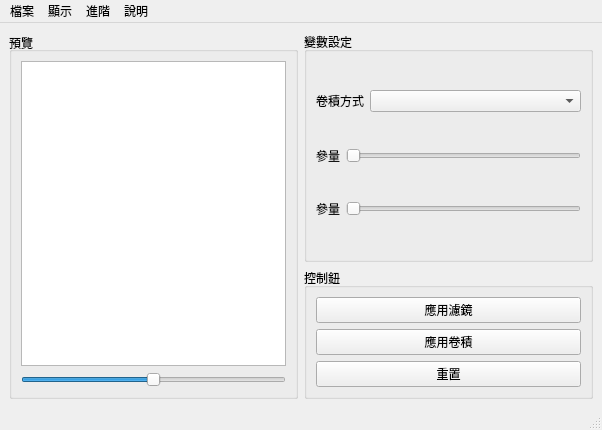
yepengpeng-1/2019-2020-autumn-semester, file SE-342/assignments/ass1/src/ConvolutionExample/mainwindow.ui: the form before one commit.
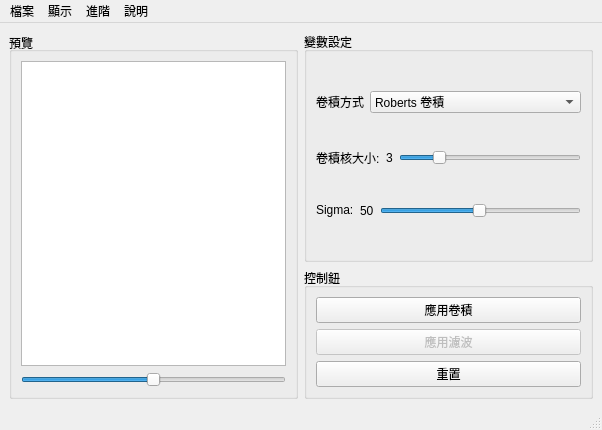
The form after the commit.

```diff
--- a/SE-342/assignments/ass1/src/ConvolutionExample/mainwindow.ui
+++ b/SE-342/assignments/ass1/src/ConvolutionExample/mainwindow.ui
@@ -89,7 +89,38 @@
             </widget>
            </item>
            <item>
-            <widget class="QComboBox" name="comboBox"/>
+            <widget class="QComboBox" name="comboBox">
+             <item>
+              <property name="text">
+               <string>Roberts 卷積</string>
+              </property>
+             </item>
+             <item>
+              <property name="text">
+               <string>Prewitt 卷積</string>
+              </property>
+             </item>
+             <item>
+              <property name="text">
+               <string>Sobel 卷積</string>
+              </property>
+             </item>
+             <item>
+              <property name="text">
+               <string>Gaussian 濾波</string>
+              </property>
+             </item>
+             <item>
+              <property name="text">
+               <string>Mean 濾波</string>
+              </property>
+             </item>
+             <item>
+              <property name="text">
+               <string>Median 濾波</string>
+              </property>
+             </item>
+            </widget>
            </item>
           </layout>
          </item>
@@ -104,12 +135,34 @@
               </sizepolicy>
              </property>
              <property name="text">
-              <string>參量</string>
+              <string>卷積核大小:</string>
              </property>
             </widget>
            </item>
            <item>
-            <widget class="QSlider" name="horizontalSlider_2">
+            <widget class="QLabel" name="kernelSizeLabel">
+             <property name="text">
+              <string>3</string>
+             </property>
+            </widget>
+           </item>
+           <item>
+            <widget class="QSlider" name="kernelSizeSlider">
+             <property name="minimum">
+              <number>3</number>
+             </property>
+             <property name="maximum">
+              <number>13</number>
+             </property>
+             <property name="singleStep">
+              <number>2</number>
+             </property>
+             <property name="pageStep">
+              <number>3</number>
+             </property>
+             <property name="value">
+              <number>5</number>
+             </property>
              <property name="orientation">
               <enum>Qt::Horizontal</enum>
              </property>
@@ -128,12 +181,28 @@
               </sizepolicy>
              </property>
              <property name="text">
-              <string>參量</string>
+              <string>Sigma:</string>
              </property>
             </widget>
            </item>
            <item>
-            <widget class="QSlider" name="horizontalSlider_3">
+            <widget class="QLabel" name="sigmaSizeLabel">
+             <property name="text">
+              <string>50</string>
+             </property>
+            </widget>
+           </item>
+           <item>
+            <widget class="QSlider" name="sigmaSizeSlider">
+             <property name="minimum">
+              <number>1</number>
+             </property>
+             <property name="maximum">
+              <number>100</number>
+             </property>
+             <property name="value">
+              <number>50</number>
+             </property>
              <property name="orientation">
               <enum>Qt::Horizontal</enum>
              </property>
@@ -156,13 +225,6 @@
          <string>控制鈕</string>
         </property>
         <layout class="QVBoxLayout" name="verticalLayout_3">
-         <item>
-          <widget class="QPushButton" name="pushButton">
-           <property name="text">
-            <string>應用濾鏡</string>
-           </property>
-          </widget>
-         </item>
          <item>
           <widget class="QPushButton" name="pushButton_2">
            <property name="text">
@@ -170,6 +232,16 @@
            </property>
           </widget>
          </item>
+         <item>
+          <widget class="QPushButton" name="pushButton">
+           <property name="enabled">
+            <bool>false</bool>
+           </property>
+           <property name="text">
+            <string>應用濾波</string>
+           </property>
+          </widget>
+         </item>
          <item>
           <widget class="QPushButton" name="pushButton_3">
            <property name="text">
```
Left out of the diff: 35 changed lines with no effect on the pictures.
